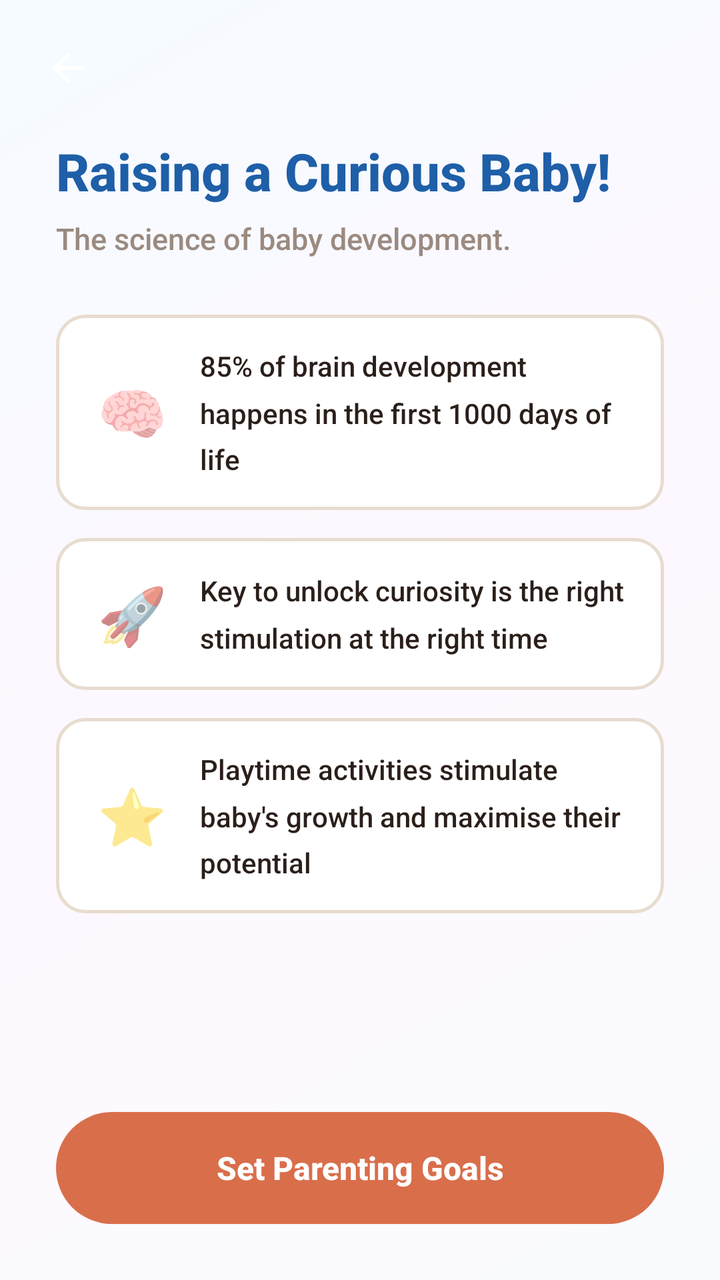
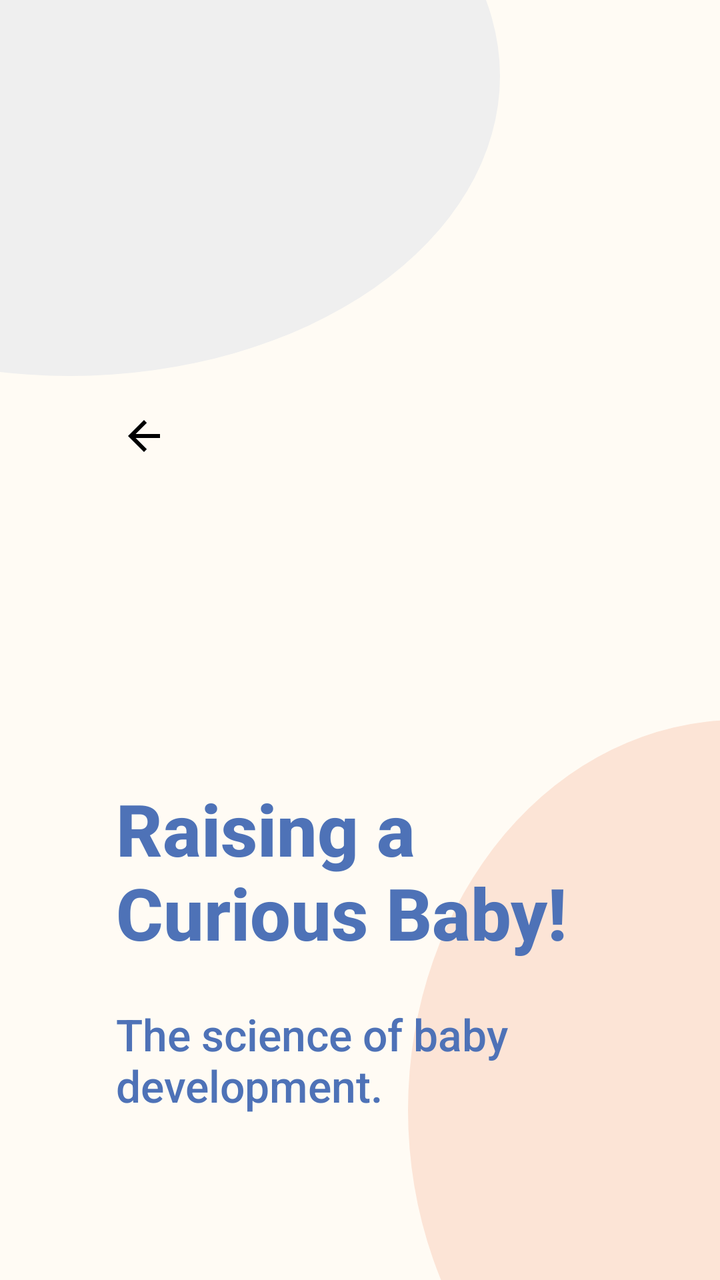

Compare the two renders of this Android layout. The source of the first and the diff that turns it into the second are given below.
<!-- AndroidManifest.xml: application theme Theme.TalentBaby -->
<!-- res/layout/activity_get_started_info.xml -->
<?xml version="1.0" encoding="utf-8"?>
<LinearLayout
    xmlns:android="http://schemas.android.com/apk/res/android"
    xmlns:app="http://schemas.android.com/apk/res-auto"
    android:layout_width="match_parent"
    android:layout_height="match_parent"
    android:orientation="vertical"
    android:background="@drawable/bg_onboarding">

    
    <ImageButton
        android:id="@+id/btnBack"
        android:layout_width="44dp"
        android:layout_height="44dp"
        android:src="@drawable/ic_back"
        android:background="?attr/selectableItemBackgroundBorderless"
        android:layout_marginStart="12dp"
        android:layout_marginTop="12dp"
        android:padding="10dp"
        android:contentDescription="Back" />

    <ScrollView
        android:layout_width="match_parent"
        android:layout_height="0dp"
        android:layout_weight="1"
        android:fillViewport="true"
        android:scrollbars="none">

        <LinearLayout
            android:layout_width="match_parent"
            android:layout_height="wrap_content"
            android:orientation="vertical"
            android:paddingHorizontal="28dp">

            
            <TextView
                android:layout_width="wrap_content"
                android:layout_height="wrap_content"
                android:text="@string/onboarding_info_title"
                android:textSize="26sp"
                android:textStyle="bold"
                android:textColor="@color/headline_blue"
                android:layout_marginTop="12dp" />

            <TextView
                android:layout_width="wrap_content"
                android:layout_height="wrap_content"
                android:text="@string/onboarding_info_subtitle"
                android:textSize="15sp"
                android:textColor="@color/text_secondary"
                android:layout_marginTop="6dp"
                android:layout_marginBottom="28dp" />

            
            <LinearLayout
                android:layout_width="match_parent"
                android:layout_height="wrap_content"
                android:orientation="horizontal"
                android:background="@drawable/bg_goal_unselected"
                android:padding="16dp"
                android:gravity="center_vertical"
                android:layout_marginBottom="14dp">

                <TextView
                    android:layout_width="44dp"
                    android:layout_height="44dp"
                    android:text="🧠"
                    android:textSize="28sp"
                    android:gravity="center" />

                <TextView
                    android:layout_width="0dp"
                    android:layout_height="wrap_content"
                    android:layout_weight="1"
                    android:text="@string/info_block_1"
                    android:textSize="14sp"
                    android:textColor="@color/text_primary"
                    android:lineSpacingMultiplier="1.4"
                    android:layout_marginStart="12dp" />
            </LinearLayout>

            
            <LinearLayout
                android:layout_width="match_parent"
                android:layout_height="wrap_content"
                android:orientation="horizontal"
                android:background="@drawable/bg_goal_unselected"
                android:padding="16dp"
                android:gravity="center_vertical"
                android:layout_marginBottom="14dp">

                <TextView
                    android:layout_width="44dp"
                    android:layout_height="44dp"
                    android:text="🚀"
                    android:textSize="28sp"
                    android:gravity="center" />

                <TextView
                    android:layout_width="0dp"
                    android:layout_height="wrap_content"
                    android:layout_weight="1"
                    android:text="@string/info_block_2"
                    android:textSize="14sp"
                    android:textColor="@color/text_primary"
                    android:lineSpacingMultiplier="1.4"
                    android:layout_marginStart="12dp" />
            </LinearLayout>

            
            <LinearLayout
                android:layout_width="match_parent"
                android:layout_height="wrap_content"
                android:orientation="horizontal"
                android:background="@drawable/bg_goal_unselected"
                android:padding="16dp"
                android:gravity="center_vertical"
                android:layout_marginBottom="28dp">

                <TextView
                    android:layout_width="44dp"
                    android:layout_height="44dp"
                    android:text="⭐"
                    android:textSize="28sp"
                    android:gravity="center" />

                <TextView
                    android:layout_width="0dp"
                    android:layout_height="wrap_content"
                    android:layout_weight="1"
                    android:text="@string/info_block_3"
                    android:textSize="14sp"
                    android:textColor="@color/text_primary"
                    android:lineSpacingMultiplier="1.4"
                    android:layout_marginStart="12dp" />
            </LinearLayout>

        </LinearLayout>
    </ScrollView>

    
    <TextView
        android:id="@+id/btnSetGoals"
        android:layout_width="match_parent"
        android:layout_height="56dp"
        android:text="@string/set_parenting_goals"
        android:textSize="16sp"
        android:textStyle="bold"
        android:textColor="@color/white"
        android:background="@drawable/bg_teal_button_large"
        android:gravity="center"
        android:layout_marginHorizontal="28dp"
        android:layout_marginBottom="28dp"
        android:layout_marginTop="8dp"
        android:clickable="true"
        android:focusable="true" />

</LinearLayout>
<!-- resources referenced by this layout -->
<resources>
  <color name="headline_blue">#FF1E5FA8</color>
  <color name="text_secondary">#FF9A8A80</color>
  <!-- drawable bg_goal_unselected (drawable) -->
  <?xml version="1.0" encoding="utf-8"?>
  <shape xmlns:android="http://schemas.android.com/apk/res/android"
      android:shape="rectangle">
      <solid android:color="@color/white" />
      <stroke android:width="1.5dp" android:color="@color/goal_unselected_border" />
      <corners android:radius="14dp" />
  </shape>
  <!-- drawable bg_onboarding (drawable) -->
  <?xml version="1.0" encoding="utf-8"?>
  <shape xmlns:android="http://schemas.android.com/apk/res/android"
      android:shape="rectangle">
      <gradient
          android:startColor="#FFFAFBFF"
          android:centerColor="#FFFDF8FF"
          android:endColor="#FFF5FBFF"
          android:angle="135" />
  </shape>
  <!-- drawable bg_teal_button_large (drawable) -->
  <?xml version="1.0" encoding="utf-8"?>
  <shape xmlns:android="http://schemas.android.com/apk/res/android"
      android:shape="rectangle">
      <solid android:color="@color/primary" />
      <corners android:radius="28dp" />
  </shape>
  <!-- drawable ic_back (drawable) -->
  <?xml version="1.0" encoding="utf-8"?>
  <vector xmlns:android="http://schemas.android.com/apk/res/android"
      android:width="24dp"
      android:height="24dp"
      android:viewportWidth="24"
      android:viewportHeight="24"
      android:tint="@color/white">
      <path
          android:fillColor="@android:color/white"
          android:pathData="M20,11H7.83l5.59,-5.59L12,4l-8,8 8,8 1.41,-1.41L7.83,13H20v-2z" />
  </vector>
  <style name="Theme.TalentBaby" parent="Theme.MaterialComponents.DayNight.NoActionBar">
          
          <item name="colorPrimary">@color/primary</item>
          <item name="colorPrimaryVariant">@color/primary_dark</item>
          <item name="colorOnPrimary">@color/white</item>
          
          <item name="colorSecondary">@color/secondary</item>
          <item name="colorSecondaryVariant">@color/secondary_dark</item>
          <item name="colorOnSecondary">@color/white</item>
          
          <item name="colorSurface">@color/surface</item>
          <item name="colorOnSurface">@color/text_primary</item>
          <item name="android:colorBackground">@color/background</item>
          <item name="android:windowBackground">@color/background</item>
          
          <item name="android:statusBarColor">@color/background</item>
          <item name="android:windowLightStatusBar">true</item>
          
          <item name="elevationOverlayEnabled">true</item>
          
          <item name="android:fontFamily">sans-serif-medium</item>
      </style>
  <color name="goal_unselected_border">#FFE8DCCF</color>
  <!-- unchanged entries left out for length: 14 -->
</resources>

<!-- the commit's change to res/layout/activity_get_started_info.xml (unified diff, before → after) -->
@@ -1,158 +1,136 @@
 <?xml version="1.0" encoding="utf-8"?>
-<LinearLayout
-    xmlns:android="http://schemas.android.com/apk/res/android"
-    xmlns:app="http://schemas.android.com/apk/res-auto"
+<FrameLayout xmlns:android="http://schemas.android.com/apk/res/android"
     android:layout_width="match_parent"
     android:layout_height="match_parent"
-    android:orientation="vertical"
-    android:background="@drawable/bg_onboarding">
+    android:background="@drawable/bg_login_design">
 
-    
     <ImageButton
         android:id="@+id/btnBack"
-        android:layout_width="44dp"
-        android:layout_height="44dp"
-        android:src="@drawable/ic_back"
+        android:layout_width="56dp"
+        android:layout_height="56dp"
+        android:layout_marginStart="44dp"
+        android:layout_marginTop="190dp"
         android:background="?attr/selectableItemBackgroundBorderless"
-        android:layout_marginStart="12dp"
-        android:layout_marginTop="12dp"
-        android:padding="10dp"
-        android:contentDescription="Back" />
+        android:contentDescription="Back"
+        android:padding="8dp"
+        android:src="@drawable/ic_arrow_back"
+        android:tint="@color/black" />
 
-    <ScrollView
+    <LinearLayout
         android:layout_width="match_parent"
-        android:layout_height="0dp"
-        android:layout_weight="1"
-        android:fillViewport="true"
-        android:scrollbars="none">
+        android:layout_height="match_parent"
+        android:orientation="vertical"
+        android:paddingStart="58dp"
+        android:paddingTop="390dp"
+        android:paddingEnd="58dp"
+        android:paddingBottom="52dp">
+
+        <TextView
+            android:layout_width="match_parent"
+            android:layout_height="wrap_content"
+            android:text="@string/onboarding_info_title"
+            android:textColor="@color/design_blue"
+            android:textSize="36sp"
+            android:textStyle="bold" />
+
+        <TextView
+            android:layout_width="match_parent"
+            android:layout_height="wrap_content"
+            android:layout_marginTop="22dp"
+            android:text="@string/onboarding_info_subtitle"
+            android:textColor="@color/design_blue"
+            android:textSize="22sp" />
 
         <LinearLayout
             android:layout_width="match_parent"
             android:layout_height="wrap_content"
-            android:orientation="vertical"
-            android:paddingHorizontal="28dp">
-
-            
-            <TextView
-                android:layout_width="wrap_content"
-                android:layout_height="wrap_content"
-                android:text="@string/onboarding_info_title"
-                android:textSize="26sp"
-                android:textStyle="bold"
-                android:textColor="@color/headline_blue"
-                android:layout_marginTop="12dp" />
+            android:layout_marginTop="148dp"
+            android:gravity="center_vertical"
+            android:orientation="horizontal">
 
             <TextView
-                android:layout_width="wrap_content"
+                android:layout_width="94dp"
                 android:layout_height="wrap_content"
-                android:text="@string/onboarding_info_subtitle"
-                android:textSize="15sp"
-                android:textColor="@color/text_secondary"
-                android:layout_marginTop="6dp"
-                android:layout_marginBottom="28dp" />
+                android:gravity="center"
+                android:text="85%"
+                android:textColor="@color/article_header"
+                android:textSize="25sp" />
 
-            
-            <LinearLayout
-                android:layout_width="match_parent"
+            <TextView
+                android:layout_width="0dp"
                 android:layout_height="wrap_content"
-                android:orientation="horizontal"
-                android:background="@drawable/bg_goal_unselected"
-                android:padding="16dp"
-                android:gravity="center_vertical"
-                android:layout_marginBottom="14dp">
+                android:layout_weight="1"
+                android:lineSpacingExtra="4dp"
+                android:text="@string/info_block_1"
+                android:textColor="@color/home_text_dark"
+                android:textSize="30sp" />
+        </LinearLayout>
 
-                <TextView
-                    android:layout_width="44dp"
-                    android:layout_height="44dp"
-                    android:text="🧠"
-                    android:textSize="28sp"
-                    android:gravity="center" />
+        <LinearLayout
+            android:layout_width="match_parent"
+            android:layout_height="wrap_content"
+            android:layout_marginTop="74dp"
+            android:gravity="center_vertical"
+            android:orientation="horizontal">
 
-                <TextView
-                    android:layout_width="0dp"
-                    android:layout_height="wrap_content"
-                    android:layout_weight="1"
-                    android:text="@string/info_block_1"
-                    android:textSize="14sp"
-                    android:textColor="@color/text_primary"
-                    android:lineSpacingMultiplier="1.4"
-                    android:layout_marginStart="12dp" />
-            </LinearLayout>
+            <TextView
+                android:layout_width="94dp"
+                android:layout_height="wrap_content"
+                android:gravity="center"
+                android:text="Key"
+                android:textColor="@color/home_text_dark"
+                android:textSize="23sp" />
 
-            
-            <LinearLayout
-                android:layout_width="match_parent"
+            <TextView
+                android:layout_width="0dp"
                 android:layout_height="wrap_content"
-                android:orientation="horizontal"
-                android:background="@drawable/bg_goal_unselected"
-                android:padding="16dp"
-                android:gravity="center_vertical"
-                android:layout_marginBottom="14dp">
+                android:layout_weight="1"
+                android:lineSpacingExtra="4dp"
+                android:text="@string/info_block_2"
+                android:textColor="@color/home_text_dark"
+                android:textSize="30sp" />
+        </LinearLayout>
 
-                <TextView
-                    android:layout_width="44dp"
-                    android:layout_height="44dp"
-                    android:text="🚀"
-                    android:textSize="28sp"
-                    android:gravity="center" />
+        <LinearLayout
+            android:layout_width="match_parent"
+            android:layout_height="wrap_content"
+            android:layout_marginTop="78dp"
+            android:gravity="center_vertical"
+            android:orientation="horizontal">
 
-                <TextView
-                    android:layout_width="0dp"
-                    android:layout_height="wrap_content"
-                    android:layout_weight="1"
-                    android:text="@string/info_block_2"
-                    android:textSize="14sp"
-                    android:textColor="@color/text_primary"
-                    android:lineSpacingMultiplier="1.4"
-                    android:layout_marginStart="12dp" />
-            </LinearLayout>
+            <TextView
+                android:layout_width="94dp"
+                android:layout_height="wrap_content"
+                android:gravity="center"
+                android:text="Play"
+                android:textColor="@color/article_header"
+                android:textSize="23sp" />
 
-            
-            <LinearLayout
-                android:layout_width="match_parent"
+            <TextView
+                android:layout_width="0dp"
                 android:layout_height="wrap_content"
-                android:orientation="horizontal"
-                android:background="@drawable/bg_goal_unselected"
-                android:padding="16dp"
-                android:gravity="center_vertical"
-                android:layout_marginBottom="28dp">
+                android:layout_weight="1"
+                android:lineSpacingExtra="4dp"
+                android:text="@string/info_block_3"
+                android:textColor="@color/home_text_dark"
+                android:textSize="30sp" />
+        </LinearLayout>
 
-                <TextView
-                    android:layout_width="44dp"
-                    android:layout_height="44dp"
-                    android:text="⭐"
-                    android:textSize="28sp"
-                    android:gravity="center" />
+        <View
+            android:layout_width="match_parent"
+            android:layout_height="0dp"
+            android:layout_weight="1" />
 
-                <TextView
-                    android:layout_width="0dp"
-                    android:layout_height="wrap_content"
-                    android:layout_weight="1"
-                    android:text="@string/info_block_3"
-                    android:textSize="14sp"
-                    android:textColor="@color/text_primary"
-                    android:lineSpacingMultiplier="1.4"
-                    android:layout_marginStart="12dp" />
-            </LinearLayout>
-
-        </LinearLayout>
-    </ScrollView>
-
-    
-    <TextView
-        android:id="@+id/btnSetGoals"
-        android:layout_width="match_parent"
-        android:layout_height="56dp"
-        android:text="@string/set_parenting_goals"
-        android:textSize="16sp"
-        android:textStyle="bold"
-        android:textColor="@color/white"
-        android:background="@drawable/bg_teal_button_large"
-        android:gravity="center"
-        android:layout_marginHorizontal="28dp"
-        android:layout_marginBottom="28dp"
-        android:layout_marginTop="8dp"
-        android:clickable="true"
-        android:focusable="true" />
-
-</LinearLayout>
+        <TextView
+            android:id="@+id/btnSetGoals"
+            android:layout_width="match_parent"
+            android:layout_height="66dp"
+            android:background="@drawable/bg_teal_button_large"
+            android:clickable="true"
+            android:focusable="true"
+            android:gravity="center"
+            android:text="@string/set_parenting_goals"
+            android:textColor="@color/white"
+            android:textSize="22sp" />
+    </LinearLayout>
+</FrameLayout>
<!-- resource entries referenced after the edit -->
@@ -1,43 +1,57 @@
 <!-- resources referenced by this layout -->
 <resources>
-  <color name="headline_blue">#FF1E5FA8</color>
-  <color name="text_secondary">#FF9A8A80</color>
-  <!-- drawable bg_goal_unselected (drawable) -->
+  <color name="article_header">#FF58B7BE</color>
+  <color name="black">#FF000000</color>
+  <color name="design_blue">#FF4E72B7</color>
+  <color name="home_text_dark">#FF4F4F56</color>
+  <!-- drawable bg_login_design (drawable) -->
   <?xml version="1.0" encoding="utf-8"?>
-  <shape xmlns:android="http://schemas.android.com/apk/res/android"
-      android:shape="rectangle">
-      <solid android:color="@color/white" />
-      <stroke android:width="1.5dp" android:color="@color/goal_unselected_border" />
-      <corners android:radius="14dp" />
-  </shape>
-  <!-- drawable bg_onboarding (drawable) -->
-  <?xml version="1.0" encoding="utf-8"?>
-  <shape xmlns:android="http://schemas.android.com/apk/res/android"
-      android:shape="rectangle">
-      <gradient
-          android:startColor="#FFFAFBFF"
-          android:centerColor="#FFFDF8FF"
-          android:endColor="#FFF5FBFF"
-          android:angle="135" />
-  </shape>
+  <layer-list xmlns:android="http://schemas.android.com/apk/res/android">
+      <item>
+          <shape android:shape="rectangle">
+              <solid android:color="@color/design_cream" />
+          </shape>
+      </item>
+  
+      <item
+          android:width="430dp"
+          android:height="300dp"
+          android:gravity="top|start"
+          android:left="-180dp"
+          android:top="-112dp">
+          <shape android:shape="oval">
+              <solid android:color="#EFEFEF" />
+          </shape>
+      </item>
+  
+      <item
+          android:width="330dp"
+          android:height="390dp"
+          android:gravity="bottom|end"
+          android:right="-174dp"
+          android:bottom="-110dp">
+          <shape android:shape="oval">
+              <solid android:color="@color/lb_blush" />
+          </shape>
+      </item>
+  </layer-list>
   <!-- drawable bg_teal_button_large (drawable) -->
   <?xml version="1.0" encoding="utf-8"?>
   <shape xmlns:android="http://schemas.android.com/apk/res/android"
       android:shape="rectangle">
-      <solid android:color="@color/primary" />
+      <solid android:color="@color/home_teal" />
       <corners android:radius="28dp" />
   </shape>
-  <!-- drawable ic_back (drawable) -->
+  <!-- drawable ic_arrow_back (drawable) -->
   <?xml version="1.0" encoding="utf-8"?>
   <vector xmlns:android="http://schemas.android.com/apk/res/android"
       android:width="24dp"
       android:height="24dp"
       android:viewportWidth="24"
-      android:viewportHeight="24"
-      android:tint="@color/white">
+      android:viewportHeight="24">
       <path
-          android:fillColor="@android:color/white"
-          android:pathData="M20,11H7.83l5.59,-5.59L12,4l-8,8 8,8 1.41,-1.41L7.83,13H20v-2z" />
+          android:pathData="M20,11H7.83l5.59,-5.59L12,4l-8,8 8,8 1.41,-1.41L7.83,13H20v-2z"
+          android:fillColor="#2B1F1A" />
   </vector>
   <style name="Theme.TalentBaby" parent="Theme.MaterialComponents.DayNight.NoActionBar">
           
@@ -53,15 +67,35 @@
           <item name="colorOnSurface">@color/text_primary</item>
           <item name="android:colorBackground">@color/background</item>
           <item name="android:windowBackground">@color/background</item>
+          <item name="android:windowAnimationStyle">@style/Animation.TalentBaby.None</item>
+          <item name="android:forceDarkAllowed">false</item>
           
-          <item name="android:statusBarColor">@color/background</item>
-          <item name="android:windowLightStatusBar">true</item>
+          <item name="android:statusBarColor">@color/app_header_start</item>
+          <item name="android:navigationBarColor">@color/white</item>
+          <item name="android:windowLightStatusBar">false</item>
           
           <item name="elevationOverlayEnabled">true</item>
           
           <item name="android:fontFamily">sans-serif-medium</item>
       </style>
-  <color name="goal_unselected_border">#FFE8DCCF</color>
+  <color name="design_cream">#FFFFFBF4</color>
+  <color name="lb_blush">#FCE4D6</color>
+  <color name="home_teal">#FF58B7BE</color>
+  <style name="Animation.TalentBaby.None" parent="@android:style/Animation">
+          <item name="android:activityOpenEnterAnimation">@null</item>
+          <item name="android:activityOpenExitAnimation">@null</item>
+          <item name="android:activityCloseEnterAnimation">@null</item>
+          <item name="android:activityCloseExitAnimation">@null</item>
+          <item name="android:taskOpenEnterAnimation">@null</item>
+          <item name="android:taskOpenExitAnimation">@null</item>
+          <item name="android:taskCloseEnterAnimation">@null</item>
+          <item name="android:taskCloseExitAnimation">@null</item>
+          <item name="android:taskToFrontEnterAnimation">@null</item>
+          <item name="android:taskToFrontExitAnimation">@null</item>
+          <item name="android:taskToBackEnterAnimation">@null</item>
+          <item name="android:taskToBackExitAnimation">@null</item>
+      </style>
+  <color name="app_header_start">#FFC8EEF4</color>
   <!-- unchanged entries left out for length: 14 -->
 </resources>
 
